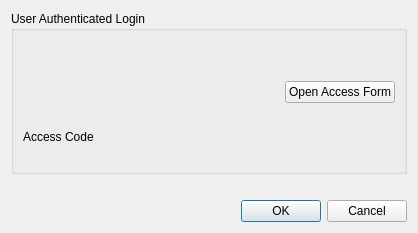
European-XFEL/Karabo, file src/pythonGui/karabogui/dialogs/ui/temp_session_dialog.ui: the form before one commit.
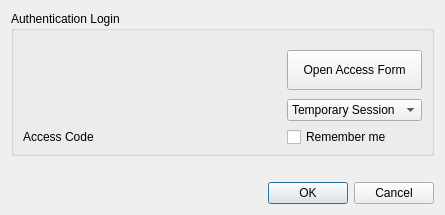
The form after the commit.

Commit message: feat(GUI): Allow to relogin from client side

What changed in the file:
```diff
--- a/src/pythonGui/karabogui/dialogs/ui/temp_session_dialog.ui
+++ b/src/pythonGui/karabogui/dialogs/ui/temp_session_dialog.ui
@@ -6,18 +6,30 @@
    <rect>
     <x>0</x>
     <y>0</y>
-    <width>418</width>
-    <height>233</height>
+    <width>445</width>
+    <height>210</height>
    </rect>
   </property>
+  <property name="sizePolicy">
+   <sizepolicy hsizetype="Fixed" vsizetype="Preferred">
+    <horstretch>0</horstretch>
+    <verstretch>0</verstretch>
+   </sizepolicy>
+  </property>
+  <property name="maximumSize">
+   <size>
+    <width>16777215</width>
+    <height>16777215</height>
+   </size>
+  </property>
   <property name="windowTitle">
    <string>Temporary Session Dialog</string>
   </property>
-  <layout class="QVBoxLayout" name="verticalLayout" stretch="1,0,0">
+  <layout class="QVBoxLayout" name="verticalLayout">
    <item>
     <widget class="QGroupBox" name="group_auth">
      <property name="sizePolicy">
-      <sizepolicy hsizetype="Preferred" vsizetype="Ignored">
+      <sizepolicy hsizetype="Preferred" vsizetype="Fixed">
        <horstretch>0</horstretch>
        <verstretch>0</verstretch>
       </sizepolicy>
@@ -35,7 +47,7 @@
       </size>
      </property>
      <property name="title">
-      <string>User Authenticated Login</string>
+      <string>Authentication Login</string>
      </property>
      <layout class="QGridLayout" name="gridLayout">
       <property name="topMargin">
@@ -45,45 +57,45 @@
        <number>6</number>
       </property>
       <property name="verticalSpacing">
-       <number>-1</number>
+       <number>6</number>
       </property>
-      <item row="2" column="0">
+      <item row="5" column="0">
        <widget class="QLabel" name="label_access_code">
         <property name="text">
          <string>Access Code</string>
         </property>
        </widget>
       </item>
-      <item row="2" column="1" colspan="2">
-       <layout class="QHBoxLayout" name="access_widget_layout">
-        <property name="rightMargin">
-         <number>10</number>
-        </property>
-       </layout>
-      </item>
-      <item row="2" column="3">
+      <item row="5" column="3">
        <spacer name="horizontalSpacer_2">
         <property name="orientation">
          <enum>Qt::Horizontal</enum>
         </property>
         <property name="sizeType">
-         <enum>QSizePolicy::Fixed</enum>
+         <enum>QSizePolicy::Minimum</enum>
         </property>
         <property name="sizeHint" stdset="0">
          <size>
-          <width>80</width>
+          <width>20</width>
           <height>20</height>
          </size>
         </property>
        </spacer>
       </item>
+      <item row="5" column="4">
+       <widget class="QCheckBox" name="remember_login">
+        <property name="text">
+         <string>Remember me</string>
+        </property>
+       </widget>
+      </item>
       <item row="0" column="0" colspan="4">
        <widget class="QLabel" name="info_label">
         <property name="enabled">
          <bool>true</bool>
         </property>
         <property name="sizePolicy">
-         <sizepolicy hsizetype="Preferred" vsizetype="Fixed">
+         <sizepolicy hsizetype="MinimumExpanding" vsizetype="Fixed">
           <horstretch>0</horstretch>
           <verstretch>0</verstretch>
          </sizepolicy>
@@ -105,8 +117,21 @@
         </property>
        </widget>
       </item>
-      <item row="1" column="3">
+      <item row="5" column="1" colspan="2">
+       <layout class="QHBoxLayout" name="access_widget_layout">
+        <property name="rightMargin">
+         <number>10</number>
+        </property>
+       </layout>
+      </item>
+      <item row="0" column="4" rowspan="4">
        <widget class="QPushButton" name="authenticate_button">
+        <property name="minimumSize">
+         <size>
+          <width>0</width>
+          <height>40</height>
+         </size>
+        </property>
         <property name="toolTip">
          <string> Open browser to generate the access code by authenticating the user</string>
         </property>
@@ -118,6 +143,20 @@
         </property>
        </widget>
       </item>
+      <item row="4" column="4">
+       <widget class="QComboBox" name="combo_mode">
+        <item>
+         <property name="text">
+          <string>Temporary Session</string>
+         </property>
+        </item>
+        <item>
+         <property name="text">
+          <string>Switch User</string>
+         </property>
+        </item>
+       </widget>
+      </item>
      </layout>
     </widget>
    </item>
```
Left out of the diff: 2 changed lines with no effect on the pictures. The commit also changes 4 other files.
